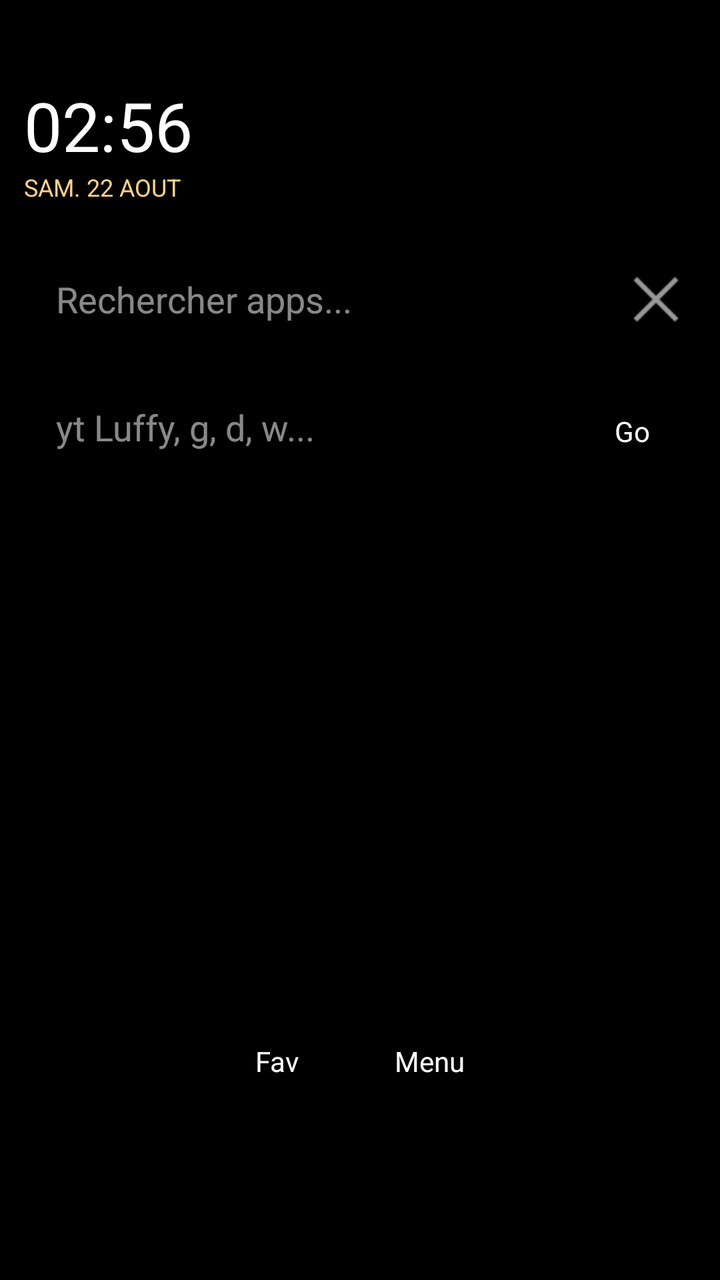
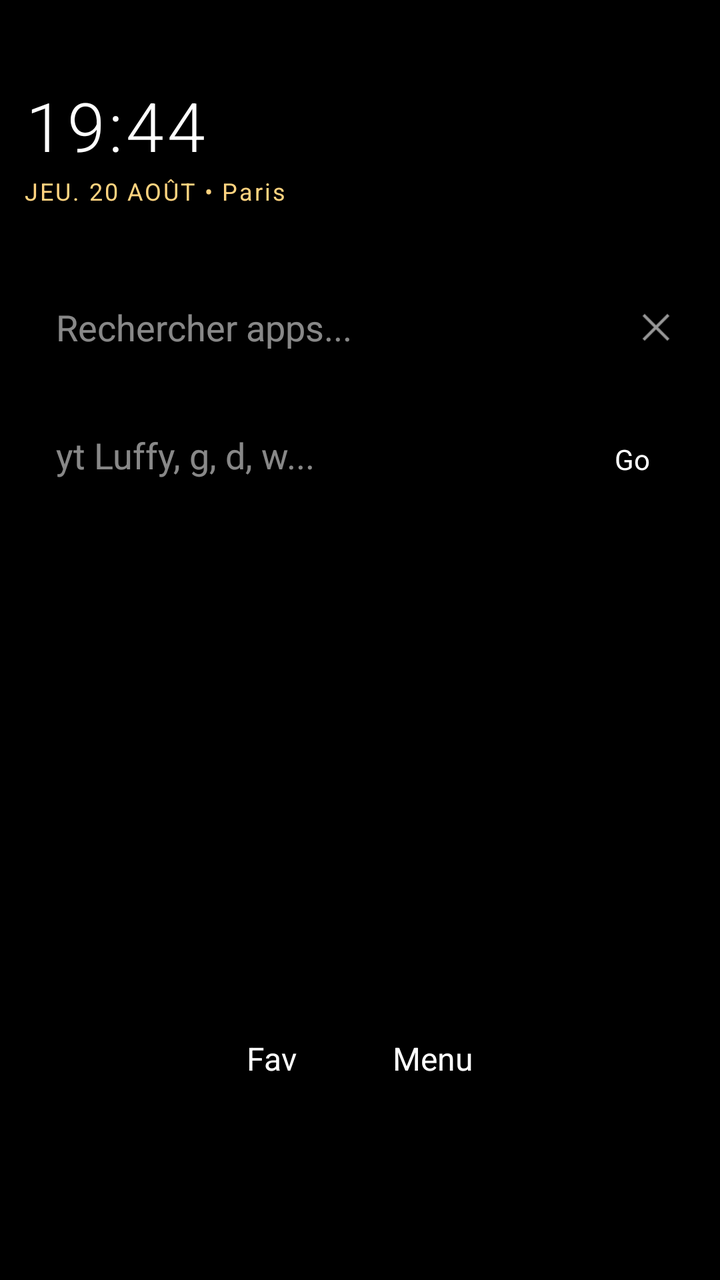

Screens rendered from an Android XML layout before and after an edit, with the pre-edit source and the edit as a unified diff.
<!-- AndroidManifest.xml: application theme android:Theme.Light.NoTitleBar.Fullscreen -->
<!-- res/layout/activity_main.xml -->
<?xml version="1.0" encoding="utf-8"?>
<FrameLayout xmlns:android="http://schemas.android.com/apk/res/android"
    android:id="@+id/root"
    android:layout_width="match_parent"
    android:layout_height="match_parent"
    android:background="#000000">
    <ImageView android:id="@+id/wallpaper" android:layout_width="match_parent" android:layout_height="match_parent" android:scaleType="centerCrop" />
    <LinearLayout android:layout_width="match_parent" android:layout_height="match_parent" android:orientation="vertical" android:paddingTop="40dp" android:paddingLeft="12dp" android:paddingRight="12dp">
        <TextView android:id="@+id/clock" android:layout_width="wrap_content" android:layout_height="wrap_content" android:text="02:56" android:textSize="34sp" android:textColor="#FFFFFF" />
        <TextView android:id="@+id/dateInfo" android:layout_width="wrap_content" android:layout_height="wrap_content" android:text="SAM. 22 AOUT" android:textSize="12sp" android:textColor="#FFD37F" />
        <LinearLayout android:layout_width="match_parent" android:layout_height="wrap_content" android:orientation="horizontal" android:layout_marginTop="20dp">
            <EditText android:id="@+id/searchAppsMain" android:layout_width="0dp" android:layout_height="56dp" android:layout_weight="1" android:hint="Rechercher apps..." android:background="@android:color/transparent" android:padding="16dp" android:textColor="#FFFFFF" android:textColorHint="#88FFFFFF" android:singleLine="true" />
            <ImageView android:id="@+id/clearApps" android:layout_width="40dp" android:layout_height="40dp" android:src="@android:drawable/ic_menu_close_clear_cancel" android:layout_gravity="center" />
        </LinearLayout>
        <LinearLayout android:layout_width="match_parent" android:layout_height="wrap_content" android:orientation="horizontal" android:layout_marginTop="8dp">
            <EditText android:id="@+id/searchWebMain" android:layout_width="0dp" android:layout_height="56dp" android:layout_weight="1" android:hint="yt Luffy, g, d, w..." android:background="@android:color/transparent" android:padding="16dp" android:textColor="#FFFFFF" android:textColorHint="#88FFFFFF" android:singleLine="true" />
            <TextView android:id="@+id/btnWebGo" android:layout_width="64dp" android:layout_height="56dp" android:text="Go" android:gravity="center" android:textColor="#FFFFFF" />
        </LinearLayout>
        <androidx.recyclerview.widget.RecyclerView android:id="@+id/rvFavorites" android:layout_width="match_parent" android:layout_height="0dp" android:layout_weight="1" android:padding="4dp" android:layout_marginTop="12dp" />
        <androidx.recyclerview.widget.RecyclerView android:id="@+id/rvSuggestions" android:layout_width="match_parent" android:layout_height="wrap_content" android:visibility="gone" />
        <LinearLayout android:layout_width="match_parent" android:layout_height="wrap_content" android:gravity="center" android:orientation="horizontal" android:layout_marginTop="12dp" android:layout_marginBottom="8dp">
            <TextView android:id="@+id/btnAddFav" android:layout_width="wrap_content" android:layout_height="wrap_content" android:text="Fav" android:textColor="#FFFFFF" android:padding="12dp" />
            <TextView android:id="@+id/btnMenu" android:layout_width="wrap_content" android:layout_height="wrap_content" android:text="Menu" android:textColor="#FFFFFF" android:padding="12dp" android:layout_marginLeft="24dp" />
        </LinearLayout>
        <LinearLayout android:id="@+id/dock" android:layout_width="match_parent" android:layout_height="wrap_content" android:orientation="horizontal" android:gravity="center" android:padding="8dp">
            <FrameLayout android:id="@+id/dPhone" android:layout_width="0dp" android:layout_height="64dp" android:layout_weight="1"><ImageView android:layout_width="48dp" android:layout_height="48dp" android:layout_gravity="center" /></FrameLayout>
            <FrameLayout android:id="@+id/dMsg" android:layout_width="0dp" android:layout_height="64dp" android:layout_weight="1"><ImageView android:layout_width="48dp" android:layout_height="48dp" android:layout_gravity="center" /></FrameLayout>
            <FrameLayout android:id="@+id/dExtra" android:layout_width="0dp" android:layout_height="64dp" android:layout_weight="1"><ImageView android:layout_width="48dp" android:layout_height="48dp" android:layout_gravity="center" /></FrameLayout>
            <FrameLayout android:id="@+id/dDrawer" android:layout_width="0dp" android:layout_height="64dp" android:layout_weight="1"><ImageView android:layout_width="48dp" android:layout_height="48dp" android:layout_gravity="center" /></FrameLayout>
            <FrameLayout android:id="@+id/dCam" android:layout_width="0dp" android:layout_height="64dp" android:layout_weight="1"><ImageView android:layout_width="48dp" android:layout_height="48dp" android:layout_gravity="center" /></FrameLayout>
            <FrameLayout android:id="@+id/dChrome" android:layout_width="0dp" android:layout_height="64dp" android:layout_weight="1"><ImageView android:layout_width="48dp" android:layout_height="48dp" android:layout_gravity="center" /></FrameLayout>
        </LinearLayout>
    </LinearLayout>
</FrameLayout>
<!-- resources referenced by this layout -->
<resources>

</resources>

<!-- the commit's change to res/layout/activity_main.xml (unified diff, before → after) -->
@@ -4,31 +4,178 @@
     android:layout_width="match_parent"
     android:layout_height="match_parent"
     android:background="#000000">
-    <ImageView android:id="@+id/wallpaper" android:layout_width="match_parent" android:layout_height="match_parent" android:scaleType="centerCrop" />
-    <LinearLayout android:layout_width="match_parent" android:layout_height="match_parent" android:orientation="vertical" android:paddingTop="40dp" android:paddingLeft="12dp" android:paddingRight="12dp">
-        <TextView android:id="@+id/clock" android:layout_width="wrap_content" android:layout_height="wrap_content" android:text="02:56" android:textSize="34sp" android:textColor="#FFFFFF" />
-        <TextView android:id="@+id/dateInfo" android:layout_width="wrap_content" android:layout_height="wrap_content" android:text="SAM. 22 AOUT" android:textSize="12sp" android:textColor="#FFD37F" />
-        <LinearLayout android:layout_width="match_parent" android:layout_height="wrap_content" android:orientation="horizontal" android:layout_marginTop="20dp">
-            <EditText android:id="@+id/searchAppsMain" android:layout_width="0dp" android:layout_height="56dp" android:layout_weight="1" android:hint="Rechercher apps..." android:background="@android:color/transparent" android:padding="16dp" android:textColor="#FFFFFF" android:textColorHint="#88FFFFFF" android:singleLine="true" />
-            <ImageView android:id="@+id/clearApps" android:layout_width="40dp" android:layout_height="40dp" android:src="@android:drawable/ic_menu_close_clear_cancel" android:layout_gravity="center" />
+
+    <ImageView
+        android:id="@+id/wallpaper"
+        android:layout_width="match_parent"
+        android:layout_height="match_parent"
+        android:scaleType="centerCrop" />
+
+    <LinearLayout
+        android:layout_width="match_parent"
+        android:layout_height="match_parent"
+        android:orientation="vertical"
+        android:paddingTop="40dp"
+        android:paddingLeft="12dp"
+        android:paddingRight="12dp"
+        android:clipToPadding="false">
+
+        <TextView
+            android:id="@+id/clock"
+            android:layout_width="wrap_content"
+            android:layout_height="wrap_content"
+            android:text="19:44"
+            android:textSize="34sp"
+            android:textColor="#FFFFFF"
+            android:fontFamily="sans-serif-light"
+            android:letterSpacing="0.05" />
+
+        <TextView
+            android:id="@+id/dateInfo"
+            android:layout_width="wrap_content"
+            android:layout_height="wrap_content"
+            android:text="JEU. 20 AOÛT • Paris"
+            android:textSize="12sp"
+            android:textColor="#FFD37F"
+            android:letterSpacing="0.08"
+            android:layout_marginTop="2dp"
+            android:layout_marginBottom="0dp" />
+
+        <LinearLayout
+            android:id="@+id/widgetContainer"
+            android:layout_width="match_parent"
+            android:layout_height="wrap_content"
+            android:orientation="vertical"
+            android:layout_marginTop="8dp"
+            android:layout_marginBottom="4dp" />
+
+        
+        <LinearLayout
+            android:layout_width="match_parent"
+            android:layout_height="wrap_content"
+            android:orientation="horizontal"
+            android:layout_marginTop="20dp">
+
+            <EditText
+                android:id="@+id/searchAppsMain"
+                android:layout_width="0dp"
+                android:layout_height="56dp"
+                android:layout_weight="1"
+                android:hint="Rechercher apps..."
+                android:background="@android:color/transparent"
+                android:padding="16dp"
+                android:textColor="#FFFFFF"
+                android:textColorHint="#88FFFFFF"
+                android:singleLine="true" />
+
+            <ImageView
+                android:id="@+id/clearApps"
+                android:layout_width="40dp"
+                android:layout_height="40dp"
+                android:src="@android:drawable/ic_menu_close_clear_cancel"
+                android:layout_gravity="center"
+                android:padding="8dp" />
         </LinearLayout>
-        <LinearLayout android:layout_width="match_parent" android:layout_height="wrap_content" android:orientation="horizontal" android:layout_marginTop="8dp">
-            <EditText android:id="@+id/searchWebMain" android:layout_width="0dp" android:layout_height="56dp" android:layout_weight="1" android:hint="yt Luffy, g, d, w..." android:background="@android:color/transparent" android:padding="16dp" android:textColor="#FFFFFF" android:textColorHint="#88FFFFFF" android:singleLine="true" />
-            <TextView android:id="@+id/btnWebGo" android:layout_width="64dp" android:layout_height="56dp" android:text="Go" android:gravity="center" android:textColor="#FFFFFF" />
+
+        <LinearLayout
+            android:layout_width="match_parent"
+            android:layout_height="wrap_content"
+            android:orientation="horizontal"
+            android:layout_marginTop="8dp">
+
+            <EditText
+                android:id="@+id/searchWebMain"
+                android:layout_width="0dp"
+                android:layout_height="56dp"
+                android:layout_weight="1"
+                android:hint="yt Luffy, g, d, w..."
+                android:background="@android:color/transparent"
+                android:padding="16dp"
+                android:textColor="#FFFFFF"
+                android:textColorHint="#88FFFFFF"
+                android:singleLine="true" />
+
+            <TextView
+                android:id="@+id/btnWebGo"
+                android:layout_width="64dp"
+                android:layout_height="56dp"
+                android:text="Go"
+                android:gravity="center"
+                android:textColor="#FFFFFF"
+                android:background="@android:color/transparent" />
         </LinearLayout>
-        <androidx.recyclerview.widget.RecyclerView android:id="@+id/rvFavorites" android:layout_width="match_parent" android:layout_height="0dp" android:layout_weight="1" android:padding="4dp" android:layout_marginTop="12dp" />
-        <androidx.recyclerview.widget.RecyclerView android:id="@+id/rvSuggestions" android:layout_width="match_parent" android:layout_height="wrap_content" android:visibility="gone" />
-        <LinearLayout android:layout_width="match_parent" android:layout_height="wrap_content" android:gravity="center" android:orientation="horizontal" android:layout_marginTop="12dp" android:layout_marginBottom="8dp">
-            <TextView android:id="@+id/btnAddFav" android:layout_width="wrap_content" android:layout_height="wrap_content" android:text="Fav" android:textColor="#FFFFFF" android:padding="12dp" />
-            <TextView android:id="@+id/btnMenu" android:layout_width="wrap_content" android:layout_height="wrap_content" android:text="Menu" android:textColor="#FFFFFF" android:padding="12dp" android:layout_marginLeft="24dp" />
+
+        <androidx.recyclerview.widget.RecyclerView
+            android:id="@+id/rvFavorites"
+            android:layout_width="match_parent"
+            android:layout_height="0dp"
+            android:layout_weight="1"
+            android:clipToPadding="false"
+            android:padding="4dp"
+            android:layout_marginTop="12dp" />
+
+        <androidx.recyclerview.widget.RecyclerView
+            android:id="@+id/rvSuggestions"
+            android:layout_width="match_parent"
+            android:layout_height="wrap_content"
+            android:visibility="gone" />
+
+        <LinearLayout
+            android:layout_width="match_parent"
+            android:layout_height="wrap_content"
+            android:gravity="center"
+            android:orientation="horizontal"
+            android:layout_marginTop="12dp"
+            android:layout_marginBottom="8dp">
+
+            <TextView
+                android:id="@+id/btnAddFav"
+                android:layout_width="wrap_content"
+                android:layout_height="wrap_content"
+                android:text="Fav"
+                android:textColor="#FFFFFF"
+                android:padding="12dp"
+                android:textSize="16sp" />
+
+            <TextView
+                android:id="@+id/btnMenu"
+                android:layout_width="wrap_content"
+                android:layout_height="wrap_content"
+                android:text="Menu"
+                android:textColor="#FFFFFF"
+                android:padding="12dp"
+                android:layout_marginLeft="24dp"
+                android:textSize="16sp" />
         </LinearLayout>
-        <LinearLayout android:id="@+id/dock" android:layout_width="match_parent" android:layout_height="wrap_content" android:orientation="horizontal" android:gravity="center" android:padding="8dp">
-            <FrameLayout android:id="@+id/dPhone" android:layout_width="0dp" android:layout_height="64dp" android:layout_weight="1"><ImageView android:layout_width="48dp" android:layout_height="48dp" android:layout_gravity="center" /></FrameLayout>
-            <FrameLayout android:id="@+id/dMsg" android:layout_width="0dp" android:layout_height="64dp" android:layout_weight="1"><ImageView android:layout_width="48dp" android:layout_height="48dp" android:layout_gravity="center" /></FrameLayout>
-            <FrameLayout android:id="@+id/dExtra" android:layout_width="0dp" android:layout_height="64dp" android:layout_weight="1"><ImageView android:layout_width="48dp" android:layout_height="48dp" android:layout_gravity="center" /></FrameLayout>
-            <FrameLayout android:id="@+id/dDrawer" android:layout_width="0dp" android:layout_height="64dp" android:layout_weight="1"><ImageView android:layout_width="48dp" android:layout_height="48dp" android:layout_gravity="center" /></FrameLayout>
-            <FrameLayout android:id="@+id/dCam" android:layout_width="0dp" android:layout_height="64dp" android:layout_weight="1"><ImageView android:layout_width="48dp" android:layout_height="48dp" android:layout_gravity="center" /></FrameLayout>
-            <FrameLayout android:id="@+id/dChrome" android:layout_width="0dp" android:layout_height="64dp" android:layout_weight="1"><ImageView android:layout_width="48dp" android:layout_height="48dp" android:layout_gravity="center" /></FrameLayout>
+
+        <LinearLayout
+            android:id="@+id/dock"
+            android:layout_width="match_parent"
+            android:layout_height="wrap_content"
+            android:orientation="horizontal"
+            android:gravity="center"
+            android:padding="8dp"
+            android:clipToPadding="false">
+
+            <FrameLayout android:id="@+id/dPhone" android:layout_width="0dp" android:layout_height="64dp" android:layout_weight="1">
+                <ImageView android:layout_width="48dp" android:layout_height="48dp" android:layout_gravity="center" />
+            </FrameLayout>
+            <FrameLayout android:id="@+id/dMsg" android:layout_width="0dp" android:layout_height="64dp" android:layout_weight="1">
+                <ImageView android:layout_width="48dp" android:layout_height="48dp" android:layout_gravity="center" />
+            </FrameLayout>
+            <FrameLayout android:id="@+id/dExtra" android:layout_width="0dp" android:layout_height="64dp" android:layout_weight="1">
+                <ImageView android:layout_width="48dp" android:layout_height="48dp" android:layout_gravity="center" />
+            </FrameLayout>
+            <FrameLayout android:id="@+id/dDrawer" android:layout_width="0dp" android:layout_height="64dp" android:layout_weight="1">
+                <ImageView android:layout_width="48dp" android:layout_height="48dp" android:layout_gravity="center" />
+            </FrameLayout>
+            <FrameLayout android:id="@+id/dCam" android:layout_width="0dp" android:layout_height="64dp" android:layout_weight="1">
+                <ImageView android:layout_width="48dp" android:layout_height="48dp" android:layout_gravity="center" />
+            </FrameLayout>
+            <FrameLayout android:id="@+id/dChrome" android:layout_width="0dp" android:layout_height="64dp" android:layout_weight="1">
+                <ImageView android:layout_width="48dp" android:layout_height="48dp" android:layout_gravity="center" />
+            </FrameLayout>
         </LinearLayout>
+
     </LinearLayout>
 </FrameLayout>
